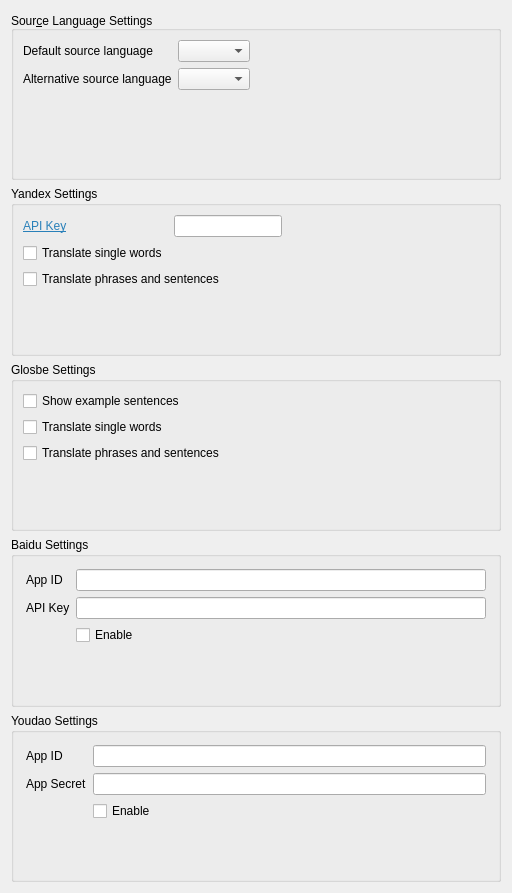
First picture: the form in config/translator_config.ui, repository naraesk/krunner-translator, before the edit.
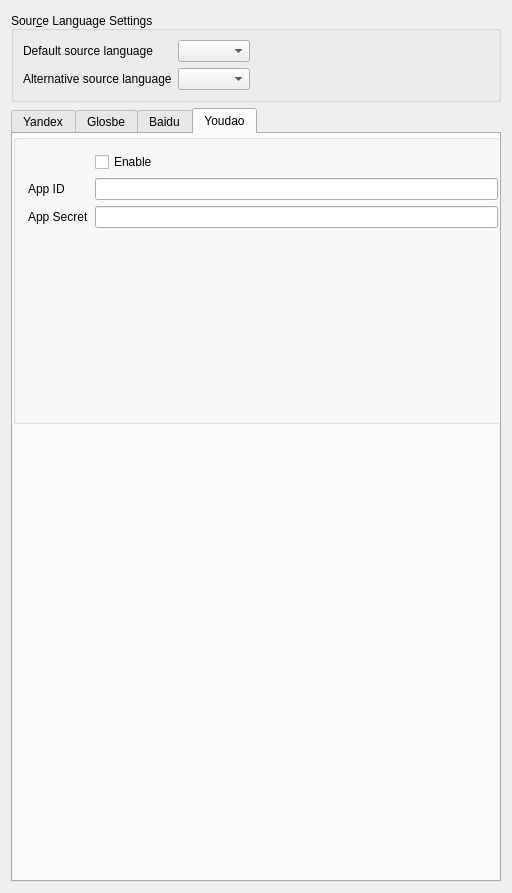
Second picture: the form after the edit.

Commit message:
redesign config ui
use tab widget to better handle multiple API providers

```diff
--- a/config/translator_config.ui
+++ b/config/translator_config.ui
@@ -78,16 +78,32 @@
     </widget>
    </item>
    <item>
-    <widget class="QGroupBox" name="yandex">
+    <widget class="QTabWidget" name="tabWidget">
+     <property name="currentIndex">
+      <number>3</number>
+     </property>
+     <widget class="QWidget" name="yandexTab">
+      <attribute name="title">
+       <string>Yandex</string>
+      </attribute>
+      <widget class="QGroupBox" name="yandex_2">
      <property name="enabled">
       <bool>true</bool>
      </property>
-     <property name="title">
-      <string>Yandex Settings</string>
-     </property>
-     <layout class="QFormLayout" name="formLayout_5">
+       <property name="geometry">
+        <rect>
+         <x>0</x>
+         <y>0</y>
+         <width>500</width>
+         <height>133</height>
+        </rect>
+       </property>
+       <property name="flat">
+        <bool>true</bool>
+       </property>
+       <layout class="QFormLayout" name="formLayout_8">
       <item row="0" column="0">
-       <layout class="QFormLayout" name="formLayout">
+         <layout class="QFormLayout" name="formLayout_9">
         <item row="0" column="0">
          <widget class="QLabel" name="label_apikey">
           <property name="text">
@@ -135,22 +151,43 @@
       </item>
      </layout>
     </widget>
-   </item>
-   <item>
+     </widget>
+     <widget class="QWidget" name="glosbeTab">
+      <attribute name="title">
+       <string>Glosbe</string>
+      </attribute>
     <widget class="QGroupBox" name="glosbe">
      <property name="enabled">
       <bool>true</bool>
      </property>
+       <property name="geometry">
+        <rect>
+         <x>0</x>
+         <y>0</y>
+         <width>500</width>
+         <height>171</height>
+        </rect>
+       </property>
      <property name="layoutDirection">
       <enum>Qt::LeftToRight</enum>
      </property>
      <property name="title">
-      <string>Glosbe Settings</string>
-     </property>
-     <layout class="QFormLayout" name="formLayout_4">
+        <string/>
+       </property>
+       <property name="flat">
+        <bool>true</bool>
+       </property>
+       <layout class="QFormLayout" name="formLayout_5">
       <property name="labelAlignment">
        <set>Qt::AlignLeading|Qt::AlignLeft|Qt::AlignVCenter</set>
       </property>
+        <item row="0" column="0">
+         <widget class="QCheckBox" name="glosbe_examples">
+          <property name="text">
+           <string>Show example sentences</string>
+          </property>
+         </widget>
+        </item>
       <item row="1" column="0">
        <widget class="QCheckBox" name="glosbe_word">
         <property name="text">
@@ -168,22 +205,29 @@
         </property>
        </widget>
       </item>
-      <item row="0" column="0">
-       <widget class="QCheckBox" name="glosbe_examples">
-        <property name="text">
-         <string>Show example sentences</string>
-        </property>
-       </widget>
-      </item>
-     </layout>
-    </widget>
-   </item>
-   <item>
-    <widget class="QGroupBox" name="baidu_2">
+       </layout>
+      </widget>
+     </widget>
+     <widget class="QWidget" name="baiduTab">
+      <attribute name="title">
+       <string>Baidu</string>
+      </attribute>
+      <widget class="QGroupBox" name="baidu">
+       <property name="geometry">
+        <rect>
+         <x>0</x>
+         <y>0</y>
+         <width>500</width>
+         <height>172</height>
+        </rect>
+       </property>
      <property name="title">
-      <string>Baidu Settings</string>
-     </property>
-     <layout class="QFormLayout" name="baidu">
+        <string/>
+       </property>
+       <property name="flat">
+        <bool>true</bool>
+       </property>
+       <layout class="QFormLayout" name="baidu_5">
       <property name="leftMargin">
        <number>6</number>
       </property>
@@ -197,7 +241,7 @@
        <number>6</number>
       </property>
       <item row="0" column="0" colspan="2">
-       <layout class="QFormLayout" name="formLayout_6">
+         <layout class="QFormLayout" name="formLayout_10">
         <property name="leftMargin">
          <number>6</number>
         </property>
@@ -241,13 +285,27 @@
       </item>
      </layout>
     </widget>
-   </item>
-   <item>
+     </widget>
+     <widget class="QWidget" name="tab">
+      <attribute name="title">
+       <string>Youdao</string>
+      </attribute>
     <widget class="QGroupBox" name="youdao">
+       <property name="geometry">
+        <rect>
+         <x>0</x>
+         <y>0</y>
+         <width>500</width>
+         <height>290</height>
+        </rect>
+       </property>
      <property name="title">
-      <string>Youdao Settings</string>
-     </property>
-     <layout class="QFormLayout" name="baidu_4">
+        <string/>
+       </property>
+       <property name="flat">
+        <bool>true</bool>
+       </property>
+       <layout class="QFormLayout" name="baidu_7">
       <property name="leftMargin">
        <number>6</number>
       </property>
@@ -261,7 +319,7 @@
        <number>6</number>
       </property>
       <item row="0" column="0" colspan="2">
-       <layout class="QFormLayout" name="formLayout_7">
+         <layout class="QFormLayout" name="formLayout_12">
         <property name="leftMargin">
          <number>6</number>
         </property>
@@ -274,36 +332,38 @@
         <property name="bottomMargin">
          <number>6</number>
         </property>
-        <item row="0" column="0">
-         <widget class="QLabel" name="label_4">
-          <property name="text">
-           <string>App ID</string>
-          </property>
-         </widget>
-        </item>
         <item row="0" column="1">
+           <widget class="QCheckBox" name="youdaoEnable">
+            <property name="text">
+             <string>Enable</string>
+            </property>
+           </widget>
+          </item>
+          <item row="1" column="0">
+           <widget class="QLabel" name="label_9">
+            <property name="text">
+             <string>App ID</string>
+            </property>
+           </widget>
+          </item>
+          <item row="1" column="1">
          <widget class="QLineEdit" name="youdaoAPPID"/>
         </item>
-        <item row="2" column="0">
-         <widget class="QLabel" name="label_3">
+          <item row="3" column="0">
+           <widget class="QLabel" name="label_10">
           <property name="text">
            <string>App Secret</string>
           </property>
          </widget>
         </item>
-        <item row="2" column="1">
+          <item row="3" column="1">
          <widget class="QLineEdit" name="youdaoAppSec"/>
         </item>
-        <item row="3" column="1">
-         <widget class="QCheckBox" name="youdaoEnable">
-          <property name="text">
-           <string>Enable</string>
-          </property>
-         </widget>
-        </item>
        </layout>
       </item>
      </layout>
+      </widget>
+     </widget>
     </widget>
    </item>
   </layout>
```
Lines whose indentation alone changed are shown as unchanged.
